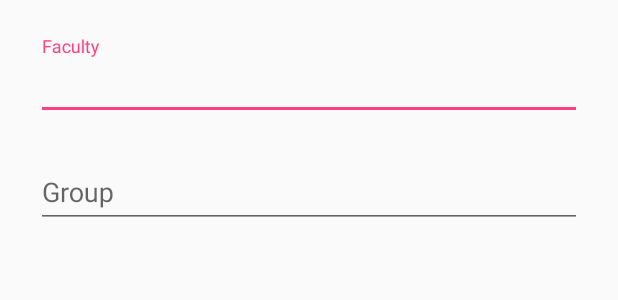
After one commit to antkir/MsluSchedule, an Android app: the layout add_group_view.xml on its own in the app's theme, with its tools: preview values and no code run, on a phone screen of 412 x 824 dp. The commit adds this screen. Shown: the top 300 px of the screen. Run offline under Robolectric (Android 15) with nearby library versions, the phone set to English and light mode, and no system bars.

Commit message:
Initial AddGroup dialog layout

```diff
--- a/app/src/main/kotlin/by/ntnk/msluschedule/ui/addgroup/AddGroupFragment.kt
+++ b/app/src/main/kotlin/by/ntnk/msluschedule/ui/addgroup/AddGroupFragment.kt
@@ -1,11 +1,19 @@
 package by.ntnk.msluschedule.ui.addgroup
 
+import android.app.Dialog
 import android.content.Context
+import android.os.Bundle
+import android.support.v7.app.AlertDialog
+import android.view.View
+import by.ntnk.msluschedule.R
 import by.ntnk.msluschedule.mvp.views.MvpDialogFragment
 import dagger.android.support.AndroidSupportInjection
 import javax.inject.Inject
 
 class AddGroupFragment : MvpDialogFragment<AddGroupPresenter, AddGroupView>(), AddGroupView {
+    override val view: AddGroupView
+        get() = this
+
     @Inject
     lateinit var injectedPresenter: AddGroupPresenter
 
@@ -14,12 +22,27 @@ class AddGroupFragment : MvpDialogFragment<AddGroupPresenter, AddGroupView>(), A
         super.onAttach(context)
     }
 
+    override fun onCreateDialog(savedInstanceState: Bundle?): Dialog {
+        val layout = View.inflate(activity, R.layout.add_group_view, null)
+        return initMaterialDialog(layout)
+    }
+
+    private fun initMaterialDialog(layout: View): Dialog {
+        return AlertDialog.Builder(activity!!)
+                .setTitle((R.string.add_group_title))
+                .setView(layout)
+                .setPositiveButton(R.string.button_add) { _, _ ->
+                    dismiss()
+                }
+                .setNegativeButton(R.string.button_cancel) { _, _ ->
+                    dismiss()
+                }
+                .create()
+    }
+
     override fun onCreatePresenter(): AddGroupPresenter {
         return injectedPresenter
     }
-
-    override val view: AddGroupView
-        get() = this
 
     override fun showError(t: Throwable) {
         TODO("not implemented")
--- /dev/null
+++ b/app/src/main/res/layout/add_group_view.xml
@@ -0,0 +1,56 @@
+<?xml version="1.0" encoding="utf-8"?>
+<LinearLayout
+    xmlns:android="http://schemas.android.com/apk/res/android"
+    android:layout_width="match_parent"
+    android:layout_height="wrap_content">
+
+    <android.support.v4.widget.NestedScrollView
+        android:layout_width="match_parent"
+        android:layout_height="wrap_content">
+
+        <LinearLayout
+            android:layout_width="match_parent"
+            android:layout_height="wrap_content"
+            android:orientation="vertical"
+            android:padding="24dp">
+
+                <android.support.design.widget.TextInputLayout
+                    android:id="@+id/textInputLayoutFaculty"
+                    android:layout_width="match_parent"
+                    android:layout_height="wrap_content">
+
+                    <AutoCompleteTextView
+                        android:id="@+id/autoCompleteTextViewFaculty"
+                        android:layout_width="match_parent"
+                        android:layout_height="wrap_content"
+                        android:layout_weight="1"
+                        android:completionThreshold="1"
+                        android:hint="@string/faculty"
+                        android:imeOptions="actionDone|flagNoFullscreen|flagNoExtractUi"
+                        android:inputType="textAutoComplete"
+                        android:longClickable="false" />
+
+                </android.support.design.widget.TextInputLayout>
+
+                <android.support.design.widget.TextInputLayout
+                    android:id="@+id/textInputLayout"
+                    android:layout_width="match_parent"
+                    android:layout_height="wrap_content"
+                    android:layout_marginTop="16dp">
+
+                    <AutoCompleteTextView
+                        android:id="@+id/autoCompleteTextViewGroup"
+                        android:layout_width="match_parent"
+                        android:layout_height="wrap_content"
+                        android:completionThreshold="3"
+                        android:hint="@string/group"
+                        android:imeOptions="actionDone|flagNoExtractUi"
+                        android:inputType="textAutoComplete" />
+
+                </android.support.design.widget.TextInputLayout>
+
+        </LinearLayout>
+
+    </android.support.v4.widget.NestedScrollView>
+
+</LinearLayout>
--- a/app/src/main/res/values/strings.xml
+++ b/app/src/main/res/values/strings.xml
@@ -1,5 +1,12 @@
 <resources>
     <string name="app_name">MSLU Schedule</string>
+
+    <string name="add_group_title">Add Group</string>
+    <string name="button_add">Add</string>
+    <string name="button_cancel">Cancel</string>
+
+    <string name="faculty">Faculty</string>
+    <string name="group">Group</string>
 
     <string name="navigation_drawer_open">Open navigation drawer</string>
     <string name="navigation_drawer_close">Close navigation drawer</string>
```
